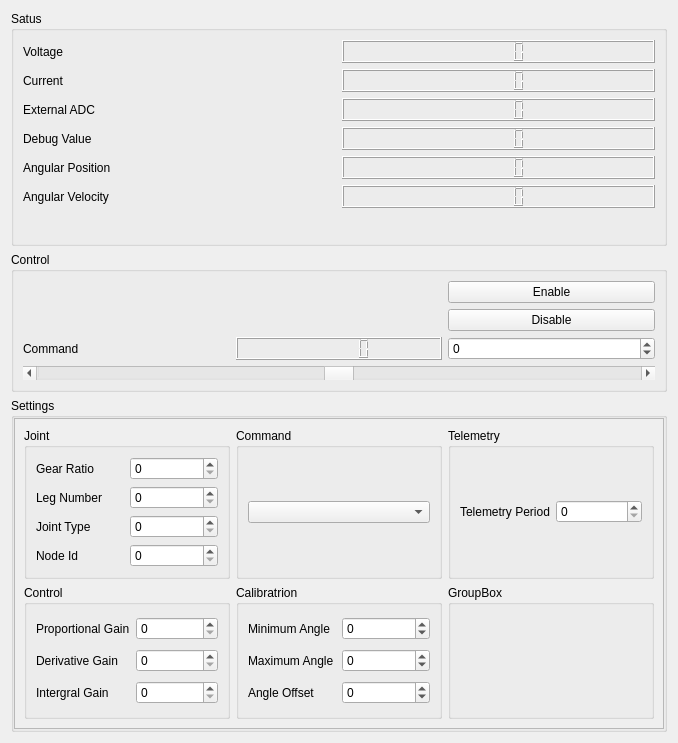
First picture: the form in app/forms/jointcontrolwidget.ui, repository Haziham/Honours_Computer_Software, before the edit.
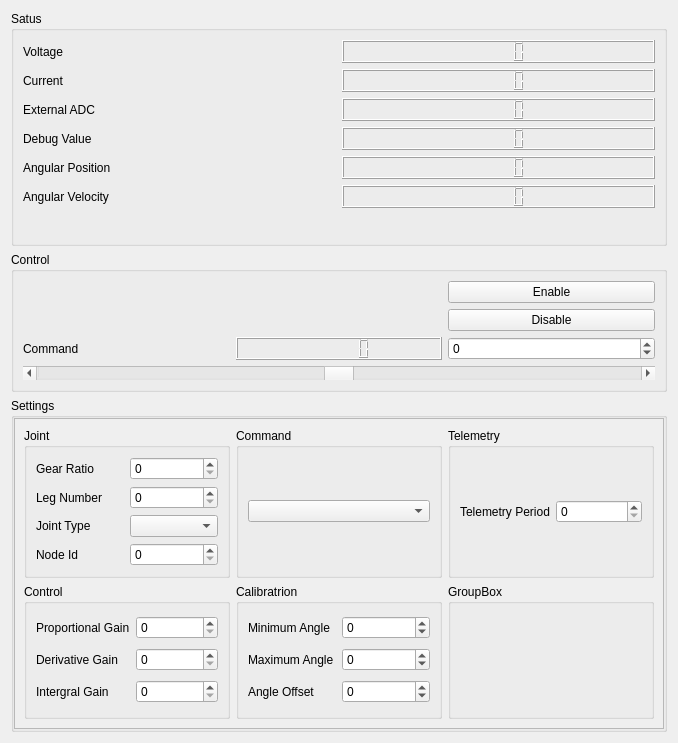
Second picture: the form after the edit. Icons and pictures are not drawn. Custom widgets are drawn as their Qt base class.

Patch:
```diff
--- a/app/forms/jointcontrolwidget.ui
+++ b/app/forms/jointcontrolwidget.ui
@@ -276,7 +276,7 @@
            <x>0</x>
            <y>0</y>
            <width>638</width>
-           <height>306</height>
+           <height>305</height>
           </rect>
          </property>
          <layout class="QGridLayout" name="gridLayout_7">
@@ -298,13 +298,6 @@
              <string>Joint</string>
             </property>
             <layout class="QGridLayout" name="gridLayout_6">
-             <item row="4" column="1">
-              <widget class="QSpinBoxTimed" name="jointTypeInput">
-               <property name="maximum">
-                <number>10000</number>
-               </property>
-              </widget>
-             </item>
              <item row="3" column="1">
               <widget class="QSpinBoxTimed" name="legNumberInput">
                <property name="maximum">
@@ -350,6 +343,9 @@
                </property>
               </widget>
              </item>
+             <item row="4" column="1">
+              <widget class="QComboBoxTimed" name="jointTypeSelector"/>
+             </item>
             </layout>
            </widget>
           </item>
```
